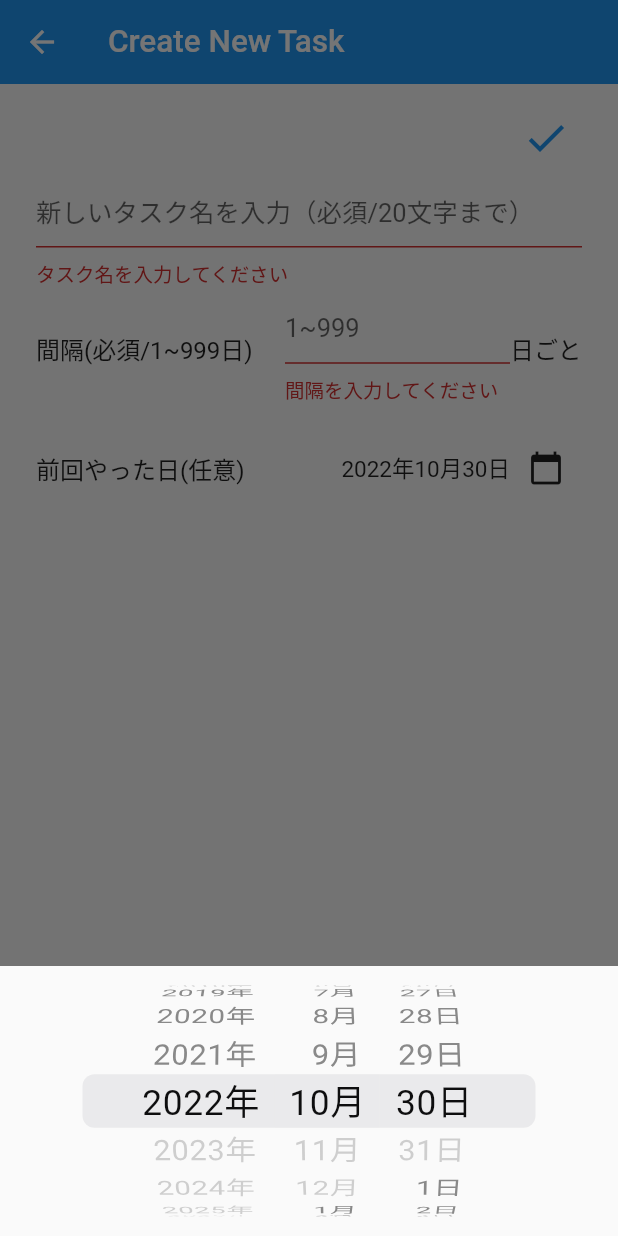
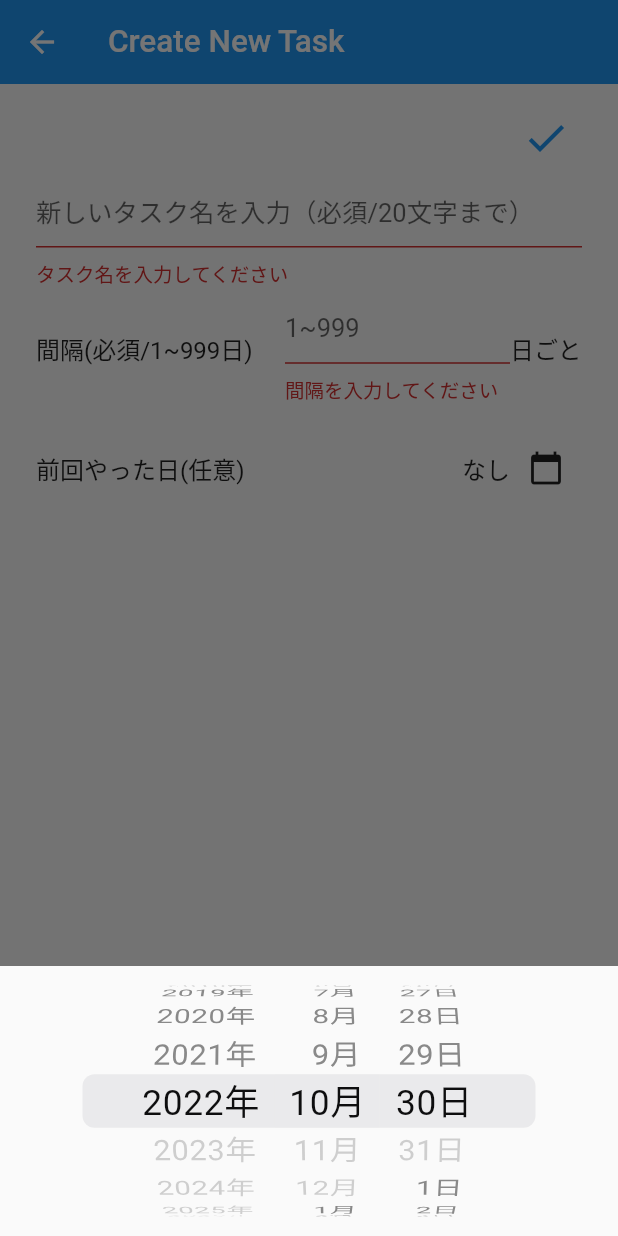
Before and after one commit to batacon/itsukaji_flutter, a Flutter app: the CreateTaskPage screen opened directly, after a tap on the "check" icon, after a tap on the "calendar today" icon, on a phone screen of 412 x 824 dp. Run offline on Flutter 3.47's test engine with Material 2 defaults, Android fonts, the phone set to English and light mode, and no system bars; our stand-ins replace cloud_firestore, firebase_auth, firebase_core, google_sign_in; accounts and stored records are empty.

Commit message:
cloud fire storeを追加

```diff
--- a/lib/components/task_form.dart
+++ b/lib/components/task_form.dart
@@ -1,3 +1,5 @@
+import 'package:cloud_firestore/cloud_firestore.dart';
+import 'package:firebase_auth/firebase_auth.dart';
 import 'package:flutter/cupertino.dart';
 import 'package:flutter/material.dart';
 import 'package:flutter/services.dart';
@@ -15,7 +17,7 @@ class _TaskFormState extends State<TaskForm> {
   final _intervalDaysFormFieldKey = GlobalKey<FormFieldState<int>>();
   String _taskName = '';
   int _intervalDays = 0;
-  DateTime _lastDoneDate = DateTime.now();
+  DateTime? _lastDoneDate;
 
   @override
   Widget build(BuildContext context) {
@@ -105,7 +107,7 @@ class _TaskFormState extends State<TaskForm> {
                   const Text('前回やった日(任意)', style: TextStyle(fontSize: 16)),
                   Row(
                     children: [
-                      Text('${_lastDoneDate.year}年${_lastDoneDate.month}月${_lastDoneDate.day}日'),
+                      _buildLastDoneDate(),
                       IconButton(
                         icon: const Icon(Icons.calendar_today),
                         onPressed: () {
@@ -139,6 +141,13 @@ class _TaskFormState extends State<TaskForm> {
     );
   }
 
+  Text _buildLastDoneDate() {
+    if (_lastDoneDate == null) {
+      return const Text('なし', style: TextStyle(fontSize: 16));
+    }
+    return Text('${_lastDoneDate!.year}年${_lastDoneDate!.month}月${_lastDoneDate!.day}日');
+  }
+
   Future<dynamic> _buildDatePicker(BuildContext context) {
     return showModalBottomSheet(
       context: context,
@@ -148,7 +157,7 @@ class _TaskFormState extends State<TaskForm> {
             height: 180,
             child: CupertinoDatePicker(
               mode: CupertinoDatePickerMode.date,
-              initialDateTime: _lastDoneDate,
+              initialDateTime: DateTime.now(),
               maximumDate: DateTime.now(),
               onDateTimeChanged: (value) {
                 setState(() {
@@ -170,6 +179,14 @@ class _TaskFormState extends State<TaskForm> {
           ScaffoldMessenger.of(context).showSnackBar(
             const SnackBar(content: Text('保存します')),
           );
+          final form = {
+            'taskName': _taskName,
+            'intervalDays': _intervalDays,
+            'lastDoneDate': _lastDoneDate,
+            'createdAt': DateTime.now(),
+            'userId': FirebaseAuth.instance.currentUser!.uid,
+          };
+          FirebaseFirestore.instance.collection('tasks').add(form);
           Navigator.pop(context);
         }
       },
--- a/pubspec.yaml
+++ b/pubspec.yaml
@@ -17,6 +17,7 @@ dependencies:
   firebase_core: ^1.22.0
   firebase_auth: ^3.9.0
   google_sign_in: ^5.4.1
+  cloud_firestore: ^3.4.8
 
 dev_dependencies:
   flutter_test:
```
Also changed, not shown: pubspec.lock, 3 other files.
